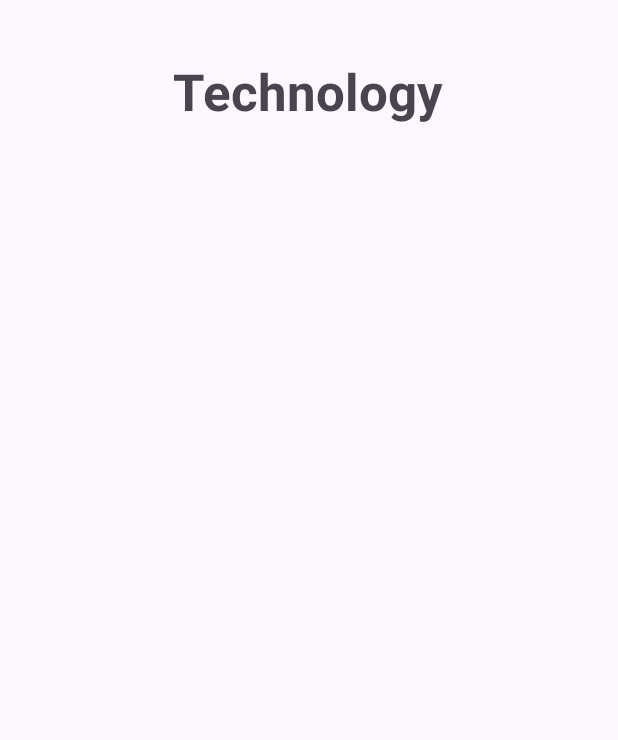
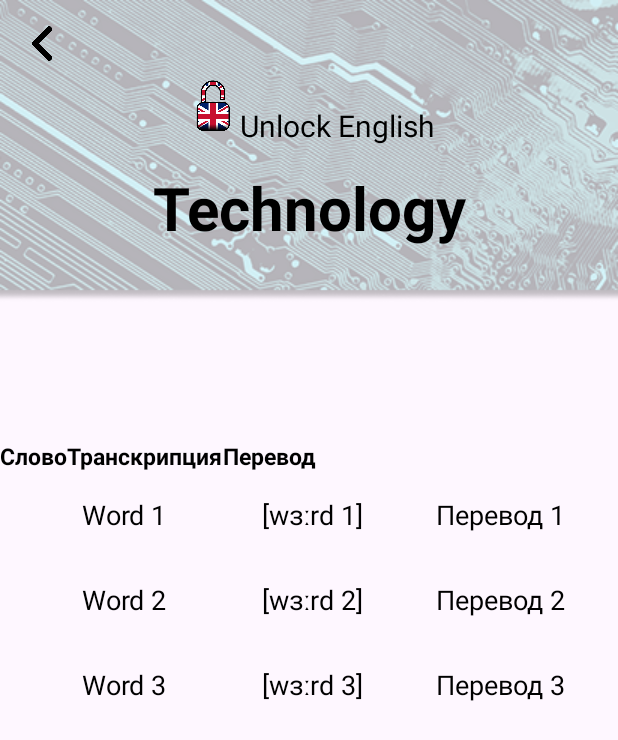
Before and after one commit to RacconTukTIk/Unlock-English, an Android app: the DictTechActivity screen opened directly, with no data from a screen before it, on a phone screen of 412 x 824 dp. Shown: the top 740 px of the screen. Run offline under Robolectric (Android 15) with nearby library versions, the phone set to English and light mode, and no system bars.

Commit message:
test dict tech

```diff
--- a/app/build.gradle.kts
+++ b/app/build.gradle.kts
@@ -65,7 +65,8 @@ dependencies {
     implementation(platform("com.google.firebase:firebase-bom:33.5.1"))
     implementation("com.google.firebase:firebase-analytics")
     implementation("com.google.firebase:firebase-auth:23.1.0")
-
+    implementation("androidx.recyclerview:recyclerview-selection:1.1.0")
+    implementation("androidx.recyclerview:recyclerview:1.4.0")
     implementation("com.google.firebase:firebase-database:21.0.0")
 
 
--- /dev/null
+++ b/app/src/main/java/com/example/application/DataDictTech.kt
@@ -0,0 +1,3 @@
+package com.example.application
+
+data class DataDictTech(val word: String, val transcription: String, val translation: String)
--- /dev/null
+++ b/app/src/main/java/com/example/application/DictAdapterTech.kt
@@ -0,0 +1,31 @@
+package com.example.application
+import android.view.LayoutInflater
+import android.view.View
+import android.view.ViewGroup
+import android.widget.TextView
+import androidx.recyclerview.widget.RecyclerView
+
+class DictAdapterTech(private val entries: List<DataDictTech>) :
+    RecyclerView.Adapter<DictAdapterTech.DictionaryViewHolder>() {
+
+    class DictionaryViewHolder(view: View) : RecyclerView.ViewHolder(view) {
+        val wordTextView: TextView = view.findViewById(R.id.wordTextView)
+        val transcriptionTextView: TextView = view.findViewById(R.id.transcriptionTextView)
+        val translationTextView: TextView = view.findViewById(R.id.translationTextView)
+    }
+
+    override fun onCreateViewHolder(parent: ViewGroup, viewType: Int): DictionaryViewHolder {
+        val view = LayoutInflater.from(parent.context)
+            .inflate(R.layout.item_dictionary, parent, false)
+        return DictionaryViewHolder(view)
+    }
+
+    override fun onBindViewHolder(holder: DictionaryViewHolder, position: Int) {
+        val entry = entries[position]
+        holder.wordTextView.text = entry.word
+        holder.transcriptionTextView.text = entry.transcription
+        holder.translationTextView.text = entry.translation
+    }
+
+    override fun getItemCount() = entries.size
+}
--- a/app/src/main/java/com/example/application/DictTechActivity.kt
+++ b/app/src/main/java/com/example/application/DictTechActivity.kt
@@ -1,13 +1,23 @@
 package com.example.dicti
 
+import android.content.Intent
 import android.os.Bundle
+import android.provider.ContactsContract.Intents.Insert
+import android.widget.Button
+import android.widget.ImageView
 import androidx.activity.enableEdgeToEdge
 import androidx.appcompat.app.AppCompatActivity
 import androidx.core.view.ViewCompat
 import androidx.core.view.WindowInsetsCompat
 import com.example.application.R
+import androidx.recyclerview.widget.LinearLayoutManager
+import androidx.recyclerview.widget.RecyclerView
+import com.example.application.DataDictTech
+import com.example.application.DictAdapterTech
 
 class DictTechActivity : AppCompatActivity() {
+    private lateinit var recyclerView: RecyclerView
+    private lateinit var adapter: DictAdapterTech
     override fun onCreate(savedInstanceState: Bundle?) {
         super.onCreate(savedInstanceState)
         enableEdgeToEdge()
@@ -17,5 +27,24 @@ class DictTechActivity : AppCompatActivity() {
             v.setPadding(systemBars.left, systemBars.top, systemBars.right, systemBars.bottom)
             insets
         }
+        recyclerView = findViewById(R.id.recyclerView)
+        recyclerView.layoutManager = LinearLayoutManager(this)
+
+        // Пример данных словаря
+        val dictionaryEntries = listOf(
+            DataDictTech("Word 1", "[wɜːrd 1]", "Перевод 1"),
+            DataDictTech("Word 2", "[wɜːrd 2]", "Перевод 2"),
+            DataDictTech("Word 3", "[wɜːrd 3]", "Перевод 3")
+            // Добавьте больше слов и определений по мере необходимости
+        )
+
+        adapter = DictAdapterTech(dictionaryEntries)
+        recyclerView.adapter = adapter
+
+        var button = findViewById<ImageView>(R.id.exitDictTech)
+        button.setOnClickListener {
+            startActivity(Intent(this,DictMainActivity::class.java))
+        }
+
     }
 }
--- a/app/src/main/res/layout/activity_dict_tech.xml
+++ b/app/src/main/res/layout/activity_dict_tech.xml
@@ -7,17 +7,133 @@
     android:layout_height="match_parent"
     tools:context="com.example.dicti.DictTechActivity">
 
+    <ImageView
+        android:id="@+id/imageView4"
+        android:layout_width="wrap_content"
+        android:layout_height="wrap_content"
+        app:layout_constraintBottom_toBottomOf="parent"
+        app:layout_constraintEnd_toEndOf="parent"
+        app:layout_constraintHorizontal_bias="0.0"
+        app:layout_constraintStart_toStartOf="parent"
+        app:layout_constraintTop_toTopOf="parent"
+        app:layout_constraintVertical_bias="0.0"
+        app:srcCompat="@drawable/techno1" />
+
     <TextView
         android:id="@+id/textView"
         android:layout_width="wrap_content"
         android:layout_height="wrap_content"
         android:text="Technology"
-        android:textSize="34sp"
+        android:textSize="40sp"
+        android:textColor="@color/black"
         android:textStyle="bold"
+        android:gravity="center"
         app:layout_constraintBottom_toBottomOf="parent"
         app:layout_constraintEnd_toEndOf="parent"
-        app:layout_constraintHorizontal_bias="0.498"
         app:layout_constraintStart_toStartOf="parent"
         app:layout_constraintTop_toTopOf="parent"
-        app:layout_constraintVertical_bias="0.049" />
+        app:layout_constraintVertical_bias="0.145" />
+
+    <TextView
+        android:id="@+id/textView3"
+        android:layout_width="wrap_content"
+        android:layout_height="wrap_content"
+        android:gravity="center"
+        android:text="Unlock English"
+        android:textColor="@color/black"
+        android:textSize="20sp"
+        app:layout_constraintBottom_toTopOf="@+id/textView"
+        app:layout_constraintEnd_toEndOf="parent"
+        app:layout_constraintHorizontal_bias="0.567"
+        app:layout_constraintStart_toStartOf="parent"
+        app:layout_constraintTop_toTopOf="parent"
+        app:layout_constraintVertical_bias="0.83" />
+
+    <ImageView
+        android:id="@+id/UnlockEnglishDict"
+        android:layout_width="36dp"
+        android:layout_height="42dp"
+        app:layout_constraintBottom_toBottomOf="parent"
+        app:layout_constraintEnd_toStartOf="@+id/textView3"
+        app:layout_constraintHorizontal_bias="1.0"
+        app:layout_constraintStart_toStartOf="parent"
+        app:layout_constraintTop_toTopOf="parent"
+        app:layout_constraintVertical_bias="0.063"
+        app:srcCompat="@drawable/unlockenglish" />
+
+    <ImageView
+        android:id="@+id/exitDictTech"
+        android:layout_width="24dp"
+        android:layout_height="23dp"
+        app:layout_constraintBottom_toBottomOf="parent"
+        app:layout_constraintEnd_toEndOf="parent"
+        app:layout_constraintHorizontal_bias="0.041"
+        app:layout_constraintStart_toStartOf="parent"
+        app:layout_constraintTop_toTopOf="parent"
+        app:layout_constraintVertical_bias="0.022"
+        app:srcCompat="@drawable/free_icon_right_arrow" />
+
+    <LinearLayout
+        android:layout_width="match_parent"
+        android:layout_height="wrap_content"
+        android:orientation="vertical"
+        app:layout_constraintBottom_toBottomOf="parent"
+        app:layout_constraintEnd_toEndOf="parent"
+        app:layout_constraintHorizontal_bias="0.0"
+        app:layout_constraintStart_toStartOf="parent"
+        app:layout_constraintTop_toTopOf="parent"
+        app:layout_constraintVertical_bias="1.0" >
+
+        <TableLayout
+            android:layout_width="409dp"
+            android:layout_height="529dp"
+            android:layout_marginBottom="1dp">
+
+            <TableRow
+                android:layout_width="match_parent"
+                android:layout_height="match_parent">
+
+                <TextView
+                    android:id="@+id/textView4"
+                    android:layout_width="wrap_content"
+                    android:layout_height="wrap_content"
+                    android:gravity="center"
+                    android:text="Слово"
+                    android:textColor="@color/black"
+                    android:textSize="15sp"
+                    android:textStyle="bold" />
+
+                <TextView
+                    android:id="@+id/textView5"
+                    android:layout_width="wrap_content"
+                    android:layout_height="wrap_content"
+                    android:gravity="center"
+                    android:text="Транскрипция"
+                    android:textColor="@color/black"
+                    android:textSize="15sp"
+                    android:textStyle="bold" />
+
+                <TextView
+                    android:id="@+id/textView6"
+                    android:layout_width="wrap_content"
+                    android:layout_height="wrap_content"
+                    android:gravity="center"
+                    android:text="Перевод"
+                    android:textColor="@color/black"
+                    android:textSize="15sp"
+                    android:textStyle="bold" />
+            </TableRow>
+
+        </TableLayout>
+    </LinearLayout>
+
+    <androidx.recyclerview.widget.RecyclerView
+        android:id="@+id/recyclerView"
+        android:layout_width="408dp"
+        android:layout_height="509dp"
+        app:layout_constraintBottom_toBottomOf="parent"
+        app:layout_constraintEnd_toEndOf="parent"
+        app:layout_constraintHorizontal_bias="1.0"
+        app:layout_constraintStart_toStartOf="parent" />
+
 </androidx.constraintlayout.widget.ConstraintLayout>
--- /dev/null
+++ b/app/src/main/res/layout/item_dictionary.xml
@@ -0,0 +1,34 @@
+<?xml version="1.0" encoding="utf-8"?>
+<LinearLayout xmlns:android="http://schemas.android.com/apk/res/android"
+    android:layout_width="match_parent"
+    android:layout_height="wrap_content"
+    android:orientation="horizontal"
+    android:padding="16dp">
+
+    <TextView
+        android:id="@+id/wordTextView"
+        android:layout_width="0dp"
+        android:layout_height="wrap_content"
+        android:gravity="center"
+        android:layout_weight="1"
+        android:textSize="18sp"
+        android:textColor="@color/black"/>
+
+    <TextView
+        android:id="@+id/transcriptionTextView"
+        android:layout_width="0dp"
+        android:layout_height="wrap_content"
+        android:gravity="center"
+        android:layout_weight="1"
+        android:textSize="18sp"
+        android:textColor="@color/black"/>
+
+    <TextView
+        android:id="@+id/translationTextView"
+        android:layout_width="0dp"
+        android:layout_height="wrap_content"
+        android:gravity="center"
+        android:layout_weight="1"
+        android:textSize="18sp"
+        android:textColor="@color/black"/>
+</LinearLayout>
```
Also changed, not shown: app/src/main/res/drawable/free_icon_right_arrow.png (added), app/src/main/res/drawable/techno.png (added), app/src/main/res/drawable/techno1.png (added), app/src/main/res/drawable/unlockenglish.png (added).
